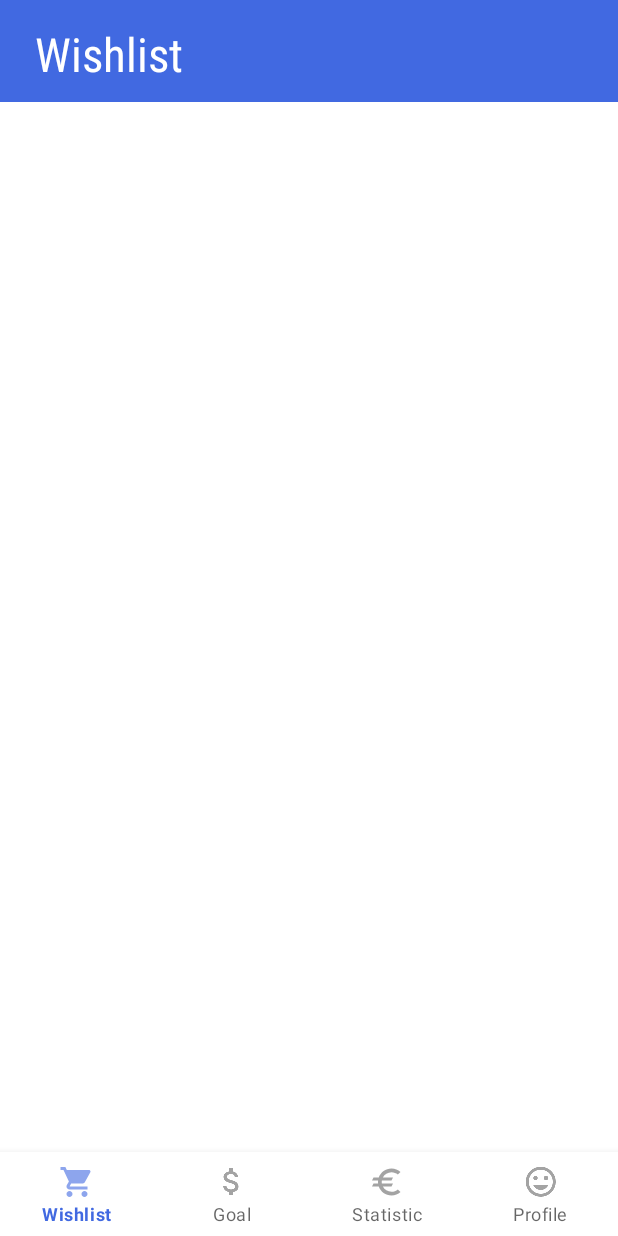
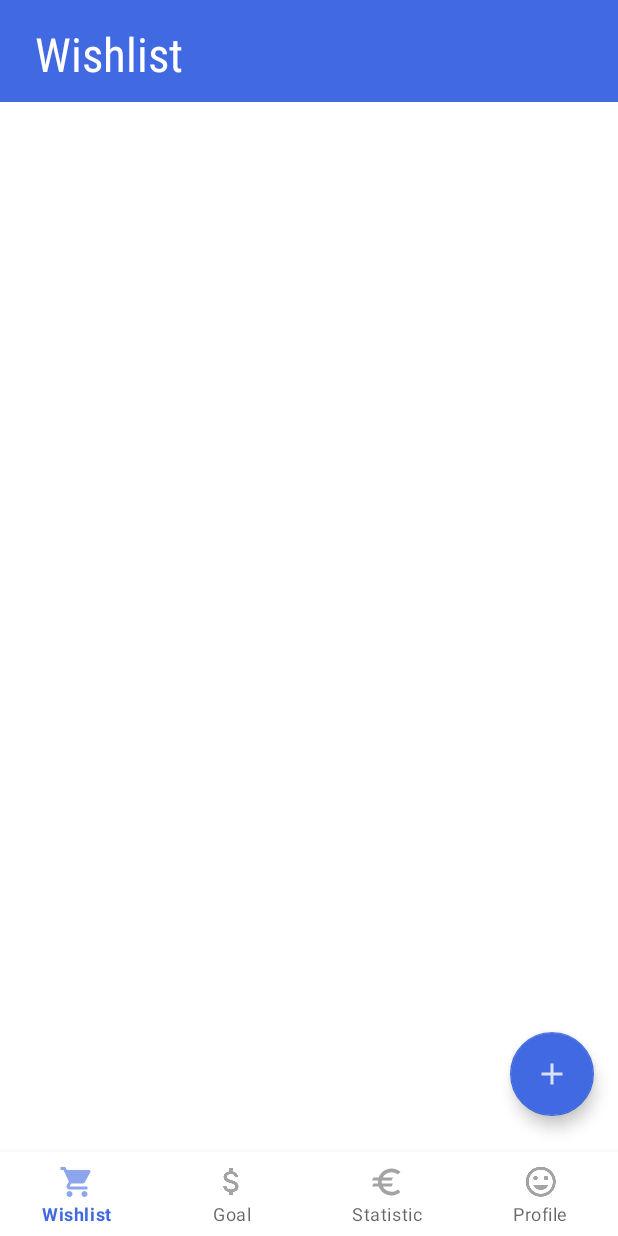
Before and after one commit to Diba15/TubesNabung, an Android app: the screen it shows after launch (MainActivity), on a phone screen of 412 x 824 dp. Run offline under Robolectric (Android 15) with nearby library versions, the light colour scheme and no system bars; libraries missing offline, so code that uses them is left out: com.anychart, com.anychart.chart, com.anychart.charts; 1 statement that could not run was skipped.

Commit message:
Ganti font

```diff
--- a/app/src/main/java/com/d3if2089/contohpt2/StatisticAdapter.kt
+++ b/app/src/main/java/com/d3if2089/contohpt2/StatisticAdapter.kt
@@ -5,6 +5,7 @@
 import androidx.recyclerview.widget.RecyclerView
 import com.d3if2089.contohpt2.data.Kategori
 import com.d3if2089.contohpt2.databinding.ItemStatisticBinding
+import java.text.DecimalFormat
 
 class StatisticAdapter(private val data: List<Kategori>) :
     RecyclerView.Adapter<StatisticAdapter.ViewHolder>() {
@@ -17,8 +18,10 @@
             } else {
                 iconPemasukan.setImageResource(R.drawable.icon_pengeluaran)
             }
+            val formatter = DecimalFormat("#,###")
+            val formatAngka = formatter.format(kategori.value)
             namaKegiatan.text = kategori.name
-            valueHistory.text = "Rp. " + kategori.value
+            valueHistory.text = "Rp. $formatAngka"
         }
     }
 
--- a/app/src/main/java/com/d3if2089/contohpt2/ui/WishlistFragment.kt
+++ b/app/src/main/java/com/d3if2089/contohpt2/ui/WishlistFragment.kt
@@ -1,5 +1,6 @@
 package com.d3if2089.contohpt2.ui
 
+import android.app.FragmentManager
 import android.os.Bundle
 import androidx.fragment.app.Fragment
 import android.view.LayoutInflater
--- a/app/src/main/res/layout/fragment_statistic.xml
+++ b/app/src/main/res/layout/fragment_statistic.xml
@@ -60,6 +60,7 @@
                 android:layout_width="wrap_content"
                 android:layout_height="wrap_content"
                 android:textColor="@color/red"
+                android:fontFamily="sans-serif-condensed"
                 android:textSize="5pt"
                 android:layout_marginStart="16dp"
                 android:text="@string/pengeluaran"
@@ -71,6 +72,7 @@
                 android:layout_width="wrap_content"
                 android:layout_height="wrap_content"
                 android:layout_marginStart="16dp"
+                android:fontFamily="sans-serif-condensed"
                 android:gravity="end"
                 android:textColor="@color/red"
                 android:textSize="5pt"
@@ -82,6 +84,7 @@
                 android:id="@+id/text_pemasukan"
                 android:layout_width="wrap_content"
                 android:layout_height="wrap_content"
+                android:fontFamily="sans-serif-condensed"
                 android:textColor="@color/green"
                 android:textSize="5pt"
                 android:text="@string/pemasukan"
@@ -92,6 +95,7 @@
                 android:id="@+id/value_pemasukan"
                 android:layout_width="wrap_content"
                 android:layout_height="wrap_content"
+                android:fontFamily="sans-serif-condensed"
                 android:layout_marginStart="16dp"
                 android:gravity="end"
                 android:textColor="@color/green"
--- a/app/src/main/res/layout/fragment_wishlist.xml
+++ b/app/src/main/res/layout/fragment_wishlist.xml
@@ -1,38 +1,42 @@
 <?xml version="1.0" encoding="utf-8"?>
-<FrameLayout xmlns:android="http://schemas.android.com/apk/res/android"
+<androidx.constraintlayout.widget.ConstraintLayout xmlns:android="http://schemas.android.com/apk/res/android"
+    xmlns:app="http://schemas.android.com/apk/res-auto"
     xmlns:tools="http://schemas.android.com/tools"
     android:layout_width="match_parent"
     android:layout_height="match_parent"
     tools:context=".ui.WishlistFragment">
 
-    <!-- TODO: Update blank fragment layout -->
-<!--    <androidx.appcompat.widget.Toolbar-->
-<!--        android:id="@+id/layout_toolbar"-->
-<!--        android:layout_width="match_parent"-->
-<!--        android:layout_height="68dp"-->
-<!--        android:background="@color/royal_blue"-->
-<!--        android:paddingLeft="7dp"-->
-<!--        android:paddingTop="7dp"-->
-<!--        android:paddingRight="7dp"-->
-<!--        android:paddingBottom="7dp">-->
+    <RelativeLayout
+        android:id="@+id/batas"
+        android:layout_width="match_parent"
+        android:layout_height="68dp"
+        app:layout_constraintTop_toTopOf="parent"/>
 
-<!--        <RelativeLayout-->
-<!--            android:layout_width="match_parent"-->
-<!--            android:paddingLeft="7dp"-->
-<!--            android:paddingTop="7dp"-->
-<!--            android:paddingRight="7dp"-->
-<!--            android:paddingBottom="7dp"-->
-<!--            android:layout_height="68dp">-->
+    <androidx.recyclerview.widget.RecyclerView
+        android:id="@+id/goal_recycleView"
+        android:layout_width="match_parent"
+        android:layout_height="0dp"
+        app:layoutManager="androidx.recyclerview.widget.LinearLayoutManager"
+        app:layout_constraintTop_toBottomOf="@+id/batas"
+        app:layout_constraintBottom_toTopOf="@id/batas_bawah"
+        tools:listitem="@layout/item_goal"/>
 
-<!--            <TextView-->
-<!--                android:layout_width="wrap_content"-->
-<!--                android:layout_height="wrap_content"-->
-<!--                android:fontFamily="sans-serif-condensed"-->
-<!--                android:text="@string/wishlist"-->
-<!--                android:textColor="@color/white"-->
-<!--                android:textSize="14pt" />-->
-<!--        </RelativeLayout>-->
+    <com.google.android.material.floatingactionbutton.FloatingActionButton
+        android:layout_width="wrap_content"
+        android:layout_height="wrap_content"
+        app:layout_constraintBottom_toBottomOf="parent"
+        app:layout_constraintEnd_toEndOf="parent"
+        android:layout_marginEnd="16dp"
+        android:layout_marginBottom="80dp"
+        android:contentDescription="@null"
+        app:backgroundTint="@color/royal_blue"
+        app:tint="@color/white"
+        android:src="@drawable/plus"/>
 
-<!--    </androidx.appcompat.widget.Toolbar>-->
+    <RelativeLayout
+        android:id="@+id/batas_bawah"
+        android:layout_width="match_parent"
+        android:layout_height="60dp"
+        app:layout_constraintBottom_toBottomOf="parent"/>
 
-</FrameLayout>
+</androidx.constraintlayout.widget.ConstraintLayout>
--- a/app/src/main/res/layout/item_goal.xml
+++ b/app/src/main/res/layout/item_goal.xml
@@ -34,6 +34,7 @@
             android:textSize="7pt"
             android:textColor="@color/black"
             android:layout_marginStart="16dp"
+            android:fontFamily="sans-serif-condensed"
             android:text="@string/goal"
             app:layout_constraintBottom_toBottomOf="@id/guideline"
             app:layout_constraintStart_toEndOf="@id/month_history"/>
@@ -42,6 +43,7 @@
             android:id="@+id/value_pengeluaran"
             android:layout_width="wrap_content"
             android:layout_height="wrap_content"
+            android:fontFamily="sans-serif-condensed"
             android:layout_marginStart="25dp"
             android:gravity="end"
             android:textColor="@color/black"
@@ -57,6 +59,7 @@
             android:layout_width="wrap_content"
             android:layout_height="wrap_content"
             android:textColor="@color/black"
+            android:fontFamily="sans-serif-condensed"
             android:textSize="7pt"
             android:text="@string/terkumpul"
             app:layout_constraintStart_toStartOf="@id/text_pengeluaran"
@@ -66,6 +69,7 @@
             android:id="@+id/value_pemasukan"
             android:layout_width="wrap_content"
             android:layout_height="wrap_content"
+            android:fontFamily="sans-serif-condensed"
             android:gravity="end"
             android:textColor="@color/black"
             android:textSize="7pt"
--- a/app/src/main/res/layout/item_statistic.xml
+++ b/app/src/main/res/layout/item_statistic.xml
@@ -17,6 +17,7 @@
         android:id="@+id/nama_kegiatan"
         android:layout_width="wrap_content"
         android:layout_height="wrap_content"
+        android:fontFamily="sans-serif-condensed"
         android:text="@string/pemasukan"
         app:layout_constraintTop_toTopOf="parent"
         app:layout_constraintStart_toEndOf="@+id/icon_pemasukan" />
@@ -25,6 +26,7 @@
         android:id="@+id/value_history"
         android:layout_width="wrap_content"
         android:layout_height="wrap_content"
+        android:fontFamily="sans-serif-condensed"
         android:text="Rp.2.000.000"
         app:layout_constraintTop_toTopOf="parent"
         app:layout_constraintEnd_toEndOf="parent"/>
--- a/app/src/main/res/layout/list_history.xml
+++ b/app/src/main/res/layout/list_history.xml
@@ -21,6 +21,7 @@
         android:id="@+id/text_pengeluaran"
         android:layout_width="wrap_content"
         android:layout_height="wrap_content"
+        android:fontFamily="sans-serif-condensed"
         android:textColor="@color/red"
         android:textSize="5pt"
         android:layout_marginStart="16dp"
@@ -33,12 +34,12 @@
         android:layout_width="wrap_content"
         android:layout_height="wrap_content"
         android:layout_marginStart="16dp"
+        android:fontFamily="sans-serif-condensed"
         android:gravity="end"
         android:textColor="@color/red"
         android:textSize="5pt"
         app:layout_constraintBottom_toBottomOf="@+id/guideline"
         app:layout_constraintEnd_toEndOf="parent"
-        app:layout_constraintStart_toEndOf="@+id/text_pengeluaran"
         tools:text="- Rp.30.000.000" />
 
     <TextView
@@ -46,6 +47,7 @@
         android:layout_width="wrap_content"
         android:layout_height="wrap_content"
         android:textColor="@color/green"
+        android:fontFamily="sans-serif-condensed"
         android:textSize="5pt"
         android:text="@string/pemasukan"
         app:layout_constraintStart_toStartOf="@id/text_pengeluaran"
@@ -56,12 +58,12 @@
         android:layout_width="wrap_content"
         android:layout_height="wrap_content"
         android:layout_marginStart="16dp"
+        android:fontFamily="sans-serif-condensed"
         android:gravity="end"
         android:textColor="@color/green"
         android:textSize="5pt"
         app:layout_constraintTop_toBottomOf="@+id/guideline"
         app:layout_constraintEnd_toEndOf="parent"
-        app:layout_constraintStart_toEndOf="@+id/text_pemasukan"
         tools:text="+ Rp.30.000.000" />
 
     <androidx.constraintlayout.widget.Guideline
```
Also changed, not shown: app/src/main/java/com/d3if2089/contohpt2/GoalAdapter.kt (+6 -2 lines), app/src/main/java/com/d3if2089/contohpt2/MainAdapter.kt (+6 -2 lines), app/src/main/java/com/d3if2089/contohpt2/ui/StatisticFragment.kt (+4 -4 lines), app/src/main/res/layout/fragment_profile.xml (+8 -3 lines).
